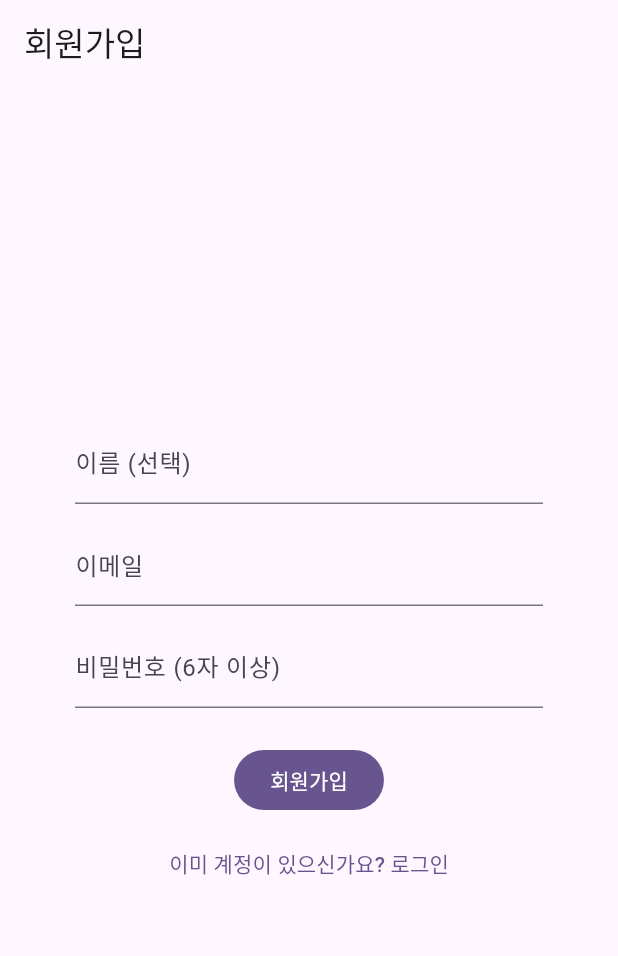
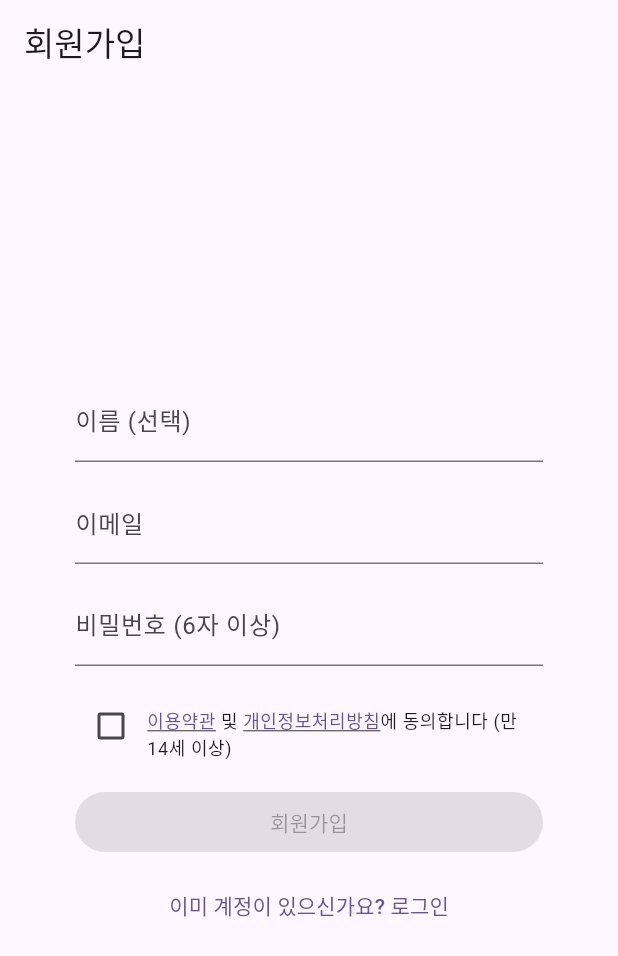
Before and after one commit to css9596/onyu, a Flutter app: the SignUpScreen screen opened by its route, on a phone screen of 412 x 824 dp. Shown: the top 956 px of the screen. Run offline on Flutter 3.47's test engine with Material 3 defaults, Android fonts, the phone set to English and light mode, and no system bars; our stand-ins replace flutter_riverpod, go_router, package_info_plus, supabase_flutter; accounts and stored records are empty; statements that could not run were skipped.

Commit message:
Polish for store submission readiness
- Add lib/core/links.dart constants; deduplicate URL/email across screens
- SignUpScreen: 약관 동의 checkbox with inline links to terms/privacy
  (PIPA explicit consent; submit disabled until checked)
- OnboardingScreen: 양력/음력 segmented input + 윤달 toggle
- compute-saju: activate lunar input — uses getSolarDate from
  @gracefullight/saju to convert before pillar calc; verified that
  lunar 1995-02-21 produces identical pillars to solar 1995-03-21
- docs/email_templates.md: Korean Subject/HTML templates for the five
  Supabase auth emails (confirm, magic link, reset, change, invite)
  ready to paste into Studio → Authentication → Email Templates

Co-Authored-By: Claude Opus 4.7 <noreply@anthropic.com>

```diff
--- /dev/null
+++ b/app/lib/core/links.dart
@@ -0,0 +1,14 @@
+/// Public URLs and contact addresses surfaced in the UI.
+///
+/// Hosted via the GitHub Pages workflow at .github/workflows/pages.yml.
+class AppLinks {
+  const AppLinks._();
+
+  static const privacyUrl = 'https://css9596.github.io/onyu/privacy.html';
+  static const termsUrl = 'https://css9596.github.io/onyu/terms.html';
+  static const supportEmail = 'css9596@gmail.com';
+
+  /// Play Store deep link to manage subscriptions for this app.
+  static const manageSubscriptionUrl =
+      'https://play.google.com/store/account/subscriptions?package=com.sungsik.onyu';
+}
--- a/app/lib/features/auth/sign_up_screen.dart
+++ b/app/lib/features/auth/sign_up_screen.dart
@@ -1,9 +1,12 @@
+import 'package:flutter/gestures.dart';
 import 'package:flutter/material.dart';
 import 'package:flutter_riverpod/flutter_riverpod.dart';
 import 'package:go_router/go_router.dart';
 import 'package:supabase_flutter/supabase_flutter.dart';
+import 'package:url_launcher/url_launcher.dart';
 
 import '../../core/auth_errors.dart';
+import '../../core/links.dart';
 import '../../core/providers.dart';
 
 class SignUpScreen extends ConsumerStatefulWidget {
@@ -17,6 +20,7 @@ class _SignUpScreenState extends ConsumerState<SignUpScreen> {
   final _displayName = TextEditingController();
   final _email = TextEditingController();
   final _password = TextEditingController();
+  bool _agreed = false;
   bool _busy = false;
   String? _error;
 
@@ -30,6 +34,10 @@ class _SignUpScreenState extends ConsumerState<SignUpScreen> {
 
   Future<void> _submit() async {
     if (!(_formKey.currentState?.validate() ?? false)) return;
+    if (!_agreed) {
+      setState(() => _error = '약관에 동의해주세요.');
+      return;
+    }
     setState(() {
       _busy = true;
       _error = null;
@@ -53,19 +61,26 @@ class _SignUpScreenState extends ConsumerState<SignUpScreen> {
     }
   }
 
+  Future<void> _open(String url) =>
+      launchUrl(Uri.parse(url), mode: LaunchMode.externalApplication);
+
   @override
   Widget build(BuildContext context) {
+    final scheme = Theme.of(context).colorScheme;
+    final textTheme = Theme.of(context).textTheme;
+
     return Scaffold(
       appBar: AppBar(title: const Text('회원가입')),
       body: Center(
         child: ConstrainedBox(
           constraints: const BoxConstraints(maxWidth: 360),
-          child: Padding(
+          child: SingleChildScrollView(
             padding: const EdgeInsets.all(24),
             child: Form(
               key: _formKey,
               child: Column(
                 mainAxisSize: MainAxisSize.min,
+                crossAxisAlignment: CrossAxisAlignment.stretch,
                 children: [
                   TextFormField(
                     controller: _displayName,
@@ -89,13 +104,58 @@ class _SignUpScreenState extends ConsumerState<SignUpScreen> {
                     validator: (v) =>
                         (v == null || v.length < 6) ? '6자 이상' : null,
                   ),
+                  const SizedBox(height: 16),
+                  Row(
+                    crossAxisAlignment: CrossAxisAlignment.start,
+                    children: [
+                      Checkbox(
+                        value: _agreed,
+                        onChanged: _busy
+                            ? null
+                            : (v) => setState(() => _agreed = v ?? false),
+                      ),
+                      Expanded(
+                        child: Padding(
+                          padding: const EdgeInsets.only(top: 12),
+                          child: RichText(
+                            text: TextSpan(
+                              style: textTheme.bodySmall
+                                  ?.copyWith(color: scheme.onSurface, height: 1.4),
+                              children: [
+                                TextSpan(
+                                  text: '이용약관',
+                                  style: TextStyle(
+                                    color: scheme.primary,
+                                    decoration: TextDecoration.underline,
+                                  ),
+                                  recognizer: TapGestureRecognizer()
+                                    ..onTap = () => _open(AppLinks.termsUrl),
+                                ),
+                                const TextSpan(text: ' 및 '),
+                                TextSpan(
+                                  text: '개인정보처리방침',
+                                  style: TextStyle(
+                                    color: scheme.primary,
+                                    decoration: TextDecoration.underline,
+                                  ),
+                                  recognizer: TapGestureRecognizer()
+                                    ..onTap = () => _open(AppLinks.privacyUrl),
+                                ),
+                                const TextSpan(text: '에 동의합니다 (만 14세 이상)'),
+                              ],
+                            ),
+                          ),
+                        ),
+                      ),
+                    ],
+                  ),
                   if (_error != null) ...[
                     const SizedBox(height: 12),
-                    Text(_error!, style: const TextStyle(color: Colors.red)),
+                    Text(_error!, style: TextStyle(color: scheme.error)),
                   ],
-                  const SizedBox(height: 24),
+                  const SizedBox(height: 16),
                   FilledButton(
-                    onPressed: _busy ? null : _submit,
+                    onPressed: (_busy || !_agreed) ? null : _submit,
                     child: _busy
                         ? const SizedBox(
                             width: 20,
```
Also changed, not shown: app/lib/features/onboarding/onboarding_screen.dart (+33 -2 lines), app/lib/features/settings/settings_screen.dart (+6 -14 lines), 2 other files.
